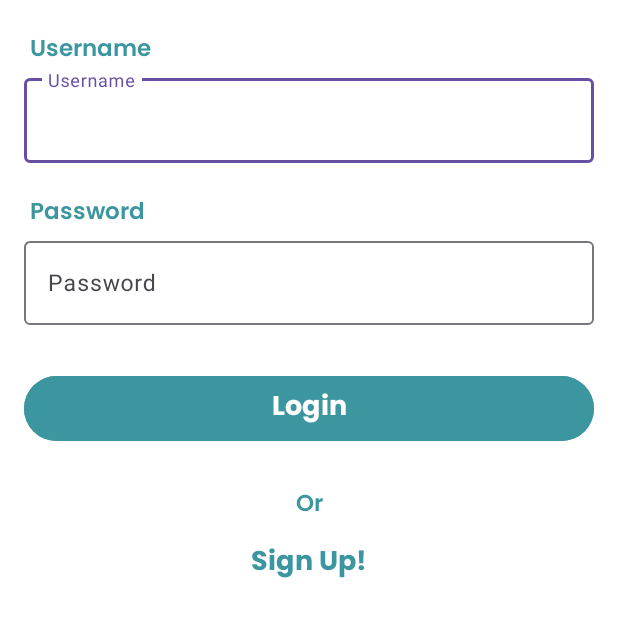
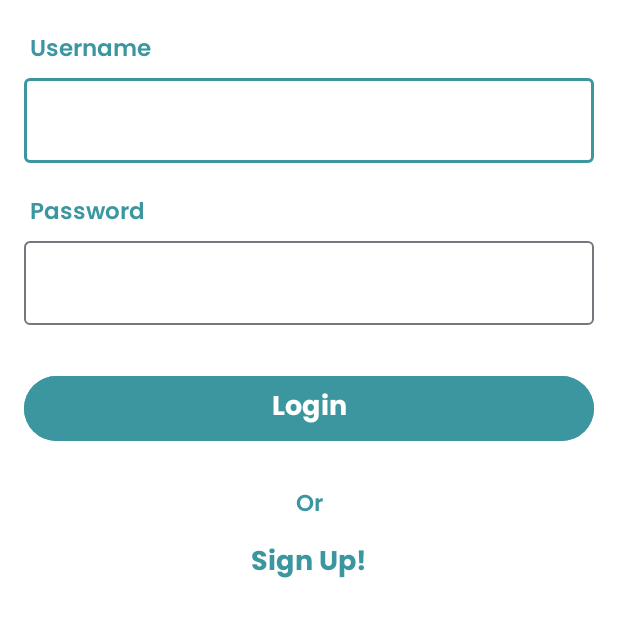
Before and after one commit to ilhamsuryap/perpusMobile, an Android app: the screen it shows after launch (Login), on a phone screen of 412 x 824 dp, the part 529-1166 px from its top. Run offline under Robolectric (Android 15) with nearby library versions, the phone set to English and light mode, and no system bars; our stand-ins replace Room's generated code.

Commit message:
menambahkan dasar warna dan mengganti nama aplikasi

```diff
--- a/app/src/main/res/layout/activity_login.xml
+++ b/app/src/main/res/layout/activity_login.xml
@@ -57,7 +57,7 @@
             android:layout_height="wrap_content"
             android:textColor="#3C969F"
             android:id="@+id/InputusrrEdit"
-            android:hint="Username" />
+             />
 
     </com.google.android.material.textfield.TextInputLayout>
 
@@ -102,7 +102,7 @@
             android:textColor="#3C969F"
             android:textSize="15sp"
             android:id="@+id/InputpsssEdit"
-            android:hint="Password" />
+            />
     </com.google.android.material.textfield.TextInputLayout>
 
     <Button
--- a/app/src/main/res/layout/cardhome_ads.xml
+++ b/app/src/main/res/layout/cardhome_ads.xml
@@ -10,7 +10,7 @@
     <androidx.cardview.widget.CardView
         android:id="@+id/cardView"
         android:layout_width="140dp"
-        android:layout_height="210dp"
+        android:layout_height="215dp"
         android:elevation="8dp"
         app:cardCornerRadius="8dp"
         app:cardElevation="10dp"
--- a/app/src/main/res/values/strings.xml
+++ b/app/src/main/res/values/strings.xml
@@ -1,3 +1,3 @@
 <resources>
-    <string name="app_name">perpustakaan</string>
+    <string name="app_name">Libraria</string>
 </resources>
--- a/app/src/main/res/values/themes.xml
+++ b/app/src/main/res/values/themes.xml
@@ -2,7 +2,7 @@
     <!-- Base application theme. -->
     <style name="Base.Theme.Perpustakaan" parent="Theme.Material3.DayNight.NoActionBar">
         <!-- Customize your light theme here. -->
-        <!-- <item name="colorPrimary">@color/my_light_primary</item> -->
+         <item name="colorPrimary">#3C969F</item>
     </style>
 
     <style name="Theme.Perpustakaan" parent="Base.Theme.Perpustakaan" />
```
